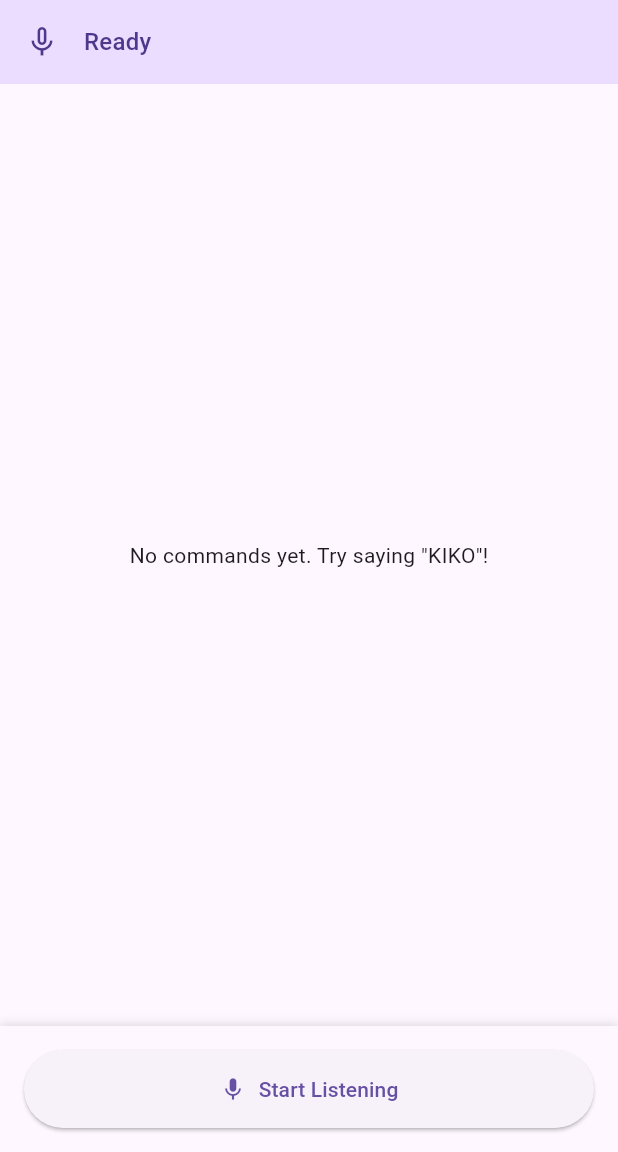
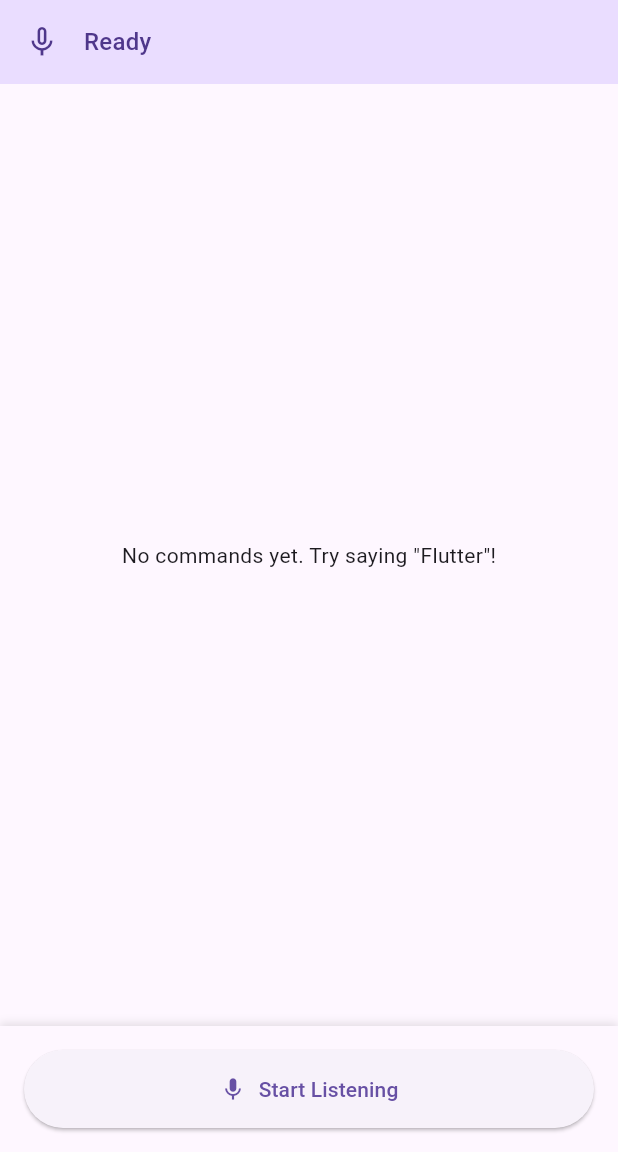
Before and after one commit to TaalayDev/flutter_vox, a Flutter app: the screen it shows after launch, on a phone screen of 412 x 824 dp, the part 84-1236 px from its top. Run offline on Flutter 3.47's test engine with Material 3 defaults, Android fonts, the phone set to English and light mode, and no system bars; our stand-ins replace permission_handler, plugin_platform_interface.

Commit message:
Update wake word from 'KIKO' to 'Flutter' for voice assistant functionality

```diff
--- a/example/lib/main.dart
+++ b/example/lib/main.dart
@@ -30,7 +30,7 @@ class HomePage extends StatefulWidget {
 }
 
 class _HomePageState extends State<HomePage> implements VoiceAssistantCallback {
-  static const wakeWord = 'KIKO';
+  static const wakeWord = 'Flutter';
 
   final FlutterVox _voiceAssistant = FlutterVox();
   final List<CommandLog> _commandLogs = [];
```
